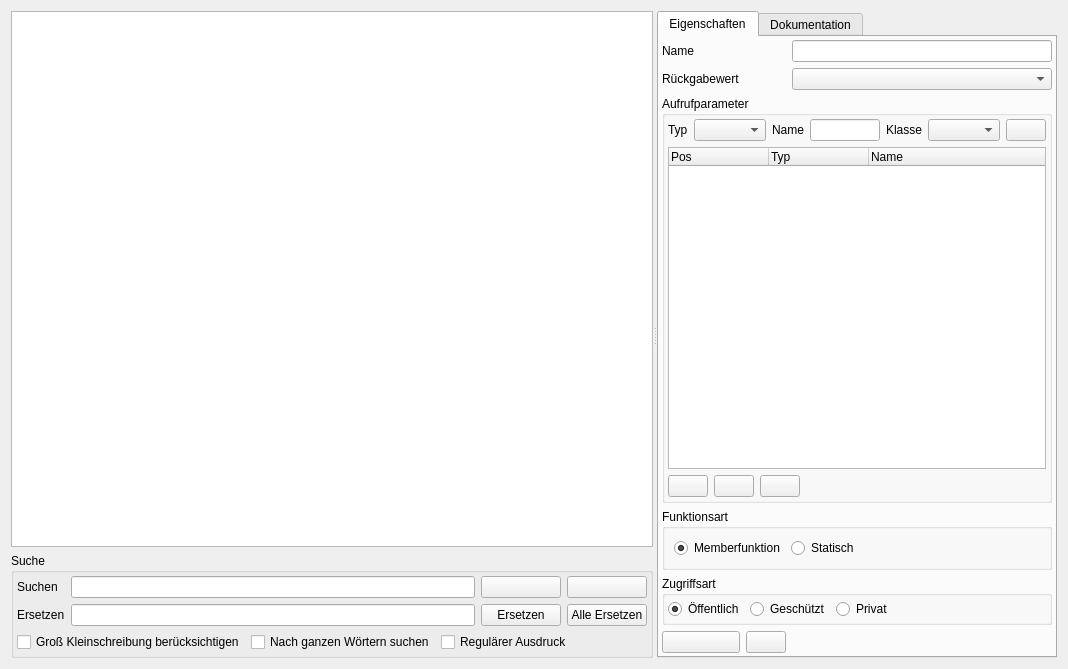
Above: guitools/wmsdevelopmentplatform/src/CwmsFunctionEditor.ui from WOGRA-AG/wms before the change. Below: the same form after it.
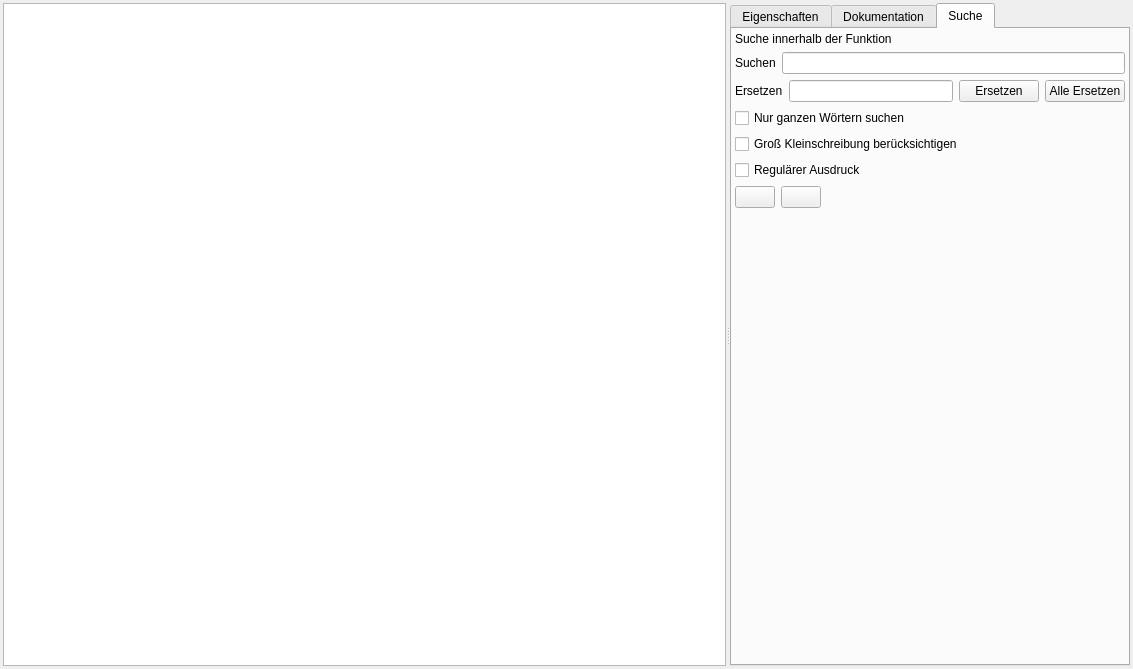
That is the form after the change. The open tabs and pages were chosen to show the change. Icons and pictures are not drawn. Custom widgets are drawn as their Qt base class.

Commit message: moved function editor to devplatform mainwindow. The scripting environment is no longer needed. Now you have everything in one mainwindow. removed not tested features like workflows from mainwindow. Added feature in class editor, that you are able to open baseclasses with double click from baseclass list.

```diff
--- a/guitools/wmsdevelopmentplatform/src/CwmsFunctionEditor.ui
+++ b/guitools/wmsdevelopmentplatform/src/CwmsFunctionEditor.ui
@@ -6,15 +6,27 @@
    <rect>
     <x>0</x>
     <y>0</y>
-    <width>1068</width>
+    <width>1133</width>
     <height>669</height>
    </rect>
   </property>
   <property name="windowTitle">
    <string>Funktionseditor</string>
   </property>
-  <layout class="QVBoxLayout" name="verticalLayout_2">
-   <item>
+  <layout class="QGridLayout" name="gridLayout_5">
+   <property name="leftMargin">
+    <number>3</number>
+   </property>
+   <property name="topMargin">
+    <number>3</number>
+   </property>
+   <property name="rightMargin">
+    <number>3</number>
+   </property>
+   <property name="bottomMargin">
+    <number>3</number>
+   </property>
+   <item row="0" column="0">
     <widget class="QSplitter" name="splitter">
      <property name="orientation">
       <enum>Qt::Horizontal</enum>
@@ -24,155 +36,6 @@
        <item>
         <widget class="JSEdit" name="m_pjsEditor"/>
        </item>
-       <item>
-        <widget class="QGroupBox" name="m_pqgbSearch">
-         <property name="sizePolicy">
-          <sizepolicy hsizetype="Expanding" vsizetype="Preferred">
-           <horstretch>0</horstretch>
-           <verstretch>0</verstretch>
-          </sizepolicy>
-         </property>
-         <property name="title">
-          <string>Suche</string>
-         </property>
-         <layout class="QVBoxLayout" name="verticalLayout_3">
-          <property name="leftMargin">
-           <number>3</number>
-          </property>
-          <property name="topMargin">
-           <number>3</number>
-          </property>
-          <property name="rightMargin">
-           <number>3</number>
-          </property>
-          <property name="bottomMargin">
-           <number>3</number>
-          </property>
-          <item>
-           <layout class="QGridLayout" name="gridLayout_5">
-            <item row="0" column="0">
-             <widget class="QLabel" name="label_6">
-              <property name="text">
-               <string>Suchen</string>
-              </property>
-             </widget>
-            </item>
-            <item row="0" column="1">
-             <widget class="QLineEdit" name="m_pqleSearch"/>
-            </item>
-            <item row="0" column="2">
-             <widget class="QPushButton" name="m_pqpbNext">
-              <property name="toolTip">
-               <string>NächsterTreffer</string>
-              </property>
-              <property name="text">
-               <string/>
-              </property>
-              <property name="icon">
-               <iconset resource="../resources/emresources.qrc">
-                <normaloff>:/icons/arrow-right24.png</normaloff>:/icons/arrow-right24.png</iconset>
-              </property>
-              <property name="iconSize">
-               <size>
-                <width>24</width>
-                <height>24</height>
-               </size>
-              </property>
-             </widget>
-            </item>
-            <item row="0" column="3">
-             <widget class="QPushButton" name="m_pqpbPRevious">
-              <property name="toolTip">
-               <string>Vorheriger Treffer</string>
-              </property>
-              <property name="text">
-               <string/>
-              </property>
-              <property name="icon">
-               <iconset resource="../resources/emresources.qrc">
-                <normaloff>:/icons/arrow-left24.png</normaloff>:/icons/arrow-left24.png</iconset>
-              </property>
-              <property name="iconSize">
-               <size>
-                <width>24</width>
-                <height>24</height>
-               </size>
-              </property>
-             </widget>
-            </item>
-            <item row="1" column="0">
-             <widget class="QLabel" name="label_7">
-              <property name="text">
-               <string>Ersetzen</string>
-              </property>
-             </widget>
-            </item>
-            <item row="1" column="1">
-             <widget class="QLineEdit" name="m_pqleReplace"/>
-            </item>
-            <item row="1" column="2">
-             <widget class="QPushButton" name="m_pqpbReplace">
-              <property name="toolTip">
-               <string>Ersetzen</string>
-              </property>
-              <property name="text">
-               <string>Ersetzen</string>
-              </property>
-             </widget>
-            </item>
-            <item row="1" column="3">
-             <widget class="QPushButton" name="m_pqpbReplaceAll">
-              <property name="toolTip">
-               <string>Alle Ersetzen</string>
-              </property>
-              <property name="text">
-               <string>Alle Ersetzen</string>
-              </property>
-             </widget>
-            </item>
-           </layout>
-          </item>
-          <item>
-           <layout class="QHBoxLayout" name="horizontalLayout">
-            <item>
-             <widget class="QCheckBox" name="m_pqchbCaseSensitive">
-              <property name="text">
-               <string>Groß Kleinschreibung berücksichtigen</string>
-              </property>
-             </widget>
-            </item>
-            <item>
-             <widget class="QCheckBox" name="m_pqchbWholeWord">
-              <property name="text">
-               <string>Nach ganzen Wörtern suchen</string>
-              </property>
-             </widget>
-            </item>
-            <item>
-             <widget class="QCheckBox" name="m_pqchbRegExp">
-              <property name="text">
-               <string>Regulärer Ausdruck</string>
-              </property>
-             </widget>
-            </item>
-            <item>
-             <spacer name="horizontalSpacer">
-              <property name="orientation">
-               <enum>Qt::Horizontal</enum>
-              </property>
-              <property name="sizeHint" stdset="0">
-               <size>
-                <width>40</width>
-                <height>20</height>
-               </size>
-              </property>
-             </spacer>
-            </item>
-           </layout>
-          </item>
-         </layout>
-        </widget>
-       </item>
       </layout>
      </widget>
      <widget class="QTabWidget" name="tabWidget">
@@ -215,7 +78,7 @@
           </property>
          </widget>
         </item>
-        <item row="0" column="2">
+        <item row="0" column="1">
          <widget class="QLineEdit" name="m_pqleName"/>
         </item>
         <item row="1" column="0">
@@ -225,10 +88,10 @@
           </property>
          </widget>
         </item>
-        <item row="1" column="2">
+        <item row="1" column="1">
          <widget class="QComboBox" name="m_pqcbReturnType"/>
         </item>
-        <item row="2" column="0" colspan="3">
+        <item row="2" column="0" colspan="2">
          <widget class="QGroupBox" name="groupBox">
           <property name="title">
            <string>Aufrufparameter</string>
@@ -387,7 +250,7 @@
           </layout>
          </widget>
         </item>
-        <item row="3" column="0" colspan="3">
+        <item row="3" column="0" colspan="2">
          <widget class="QGroupBox" name="m_pqgbFunctionType">
           <property name="title">
            <string>Funktionsart</string>
@@ -426,7 +289,7 @@
           </layout>
          </widget>
         </item>
-        <item row="4" column="0" colspan="3">
+        <item row="4" column="0" colspan="2">
          <widget class="QGroupBox" name="m_pqgbAccess">
           <property name="title">
            <string>Zugriffsart</string>
@@ -484,42 +347,119 @@
           </layout>
          </widget>
         </item>
-        <item row="5" column="0">
-         <widget class="QPushButton" name="m_pqpbRights">
-          <property name="text">
-           <string/>
-          </property>
-          <property name="icon">
-           <iconset resource="../resources/emresources.qrc">
-            <normaloff>:/icons/usermanager24.png</normaloff>:/icons/usermanager24.png</iconset>
-          </property>
-          <property name="iconSize">
-           <size>
-            <width>24</width>
-            <height>24</height>
-           </size>
-          </property>
-         </widget>
-        </item>
-        <item row="5" column="1">
-         <widget class="QPushButton" name="m_pqpbSyntaxCheck">
-          <property name="toolTip">
-           <string>Syntaxprüfung</string>
-          </property>
-          <property name="text">
-           <string/>
-          </property>
-          <property name="icon">
-           <iconset resource="../resources/emresources.qrc">
-            <normaloff>:/icons/articleunit.png</normaloff>:/icons/articleunit.png</iconset>
-          </property>
-          <property name="iconSize">
-           <size>
-            <width>24</width>
-            <height>24</height>
-           </size>
-          </property>
-         </widget>
+        <item row="5" column="0" colspan="2">
+         <layout class="QHBoxLayout" name="horizontalLayout_5">
+          <item>
+           <widget class="QPushButton" name="m_pqpbRights">
+            <property name="text">
+             <string/>
+            </property>
+            <property name="icon">
+             <iconset resource="../../../guilibraries/wmsgui/src/misc/wmsgui.qrc">
+              <normaloff>:/icons/usermanager24.png</normaloff>:/icons/usermanager24.png</iconset>
+            </property>
+            <property name="iconSize">
+             <size>
+              <width>24</width>
+              <height>24</height>
+             </size>
+            </property>
+           </widget>
+          </item>
+          <item>
+           <spacer name="horizontalSpacer_5">
+            <property name="orientation">
+             <enum>Qt::Horizontal</enum>
+            </property>
+            <property name="sizeHint" stdset="0">
+             <size>
+              <width>40</width>
+              <height>20</height>
+             </size>
+            </property>
+           </spacer>
+          </item>
+          <item>
+           <widget class="QPushButton" name="m_pqpbSyntaxCheck">
+            <property name="toolTip">
+             <string>Syntaxprüfung</string>
+            </property>
+            <property name="text">
+             <string/>
+            </property>
+            <property name="icon">
+             <iconset resource="../../../guilibraries/wmsgui/src/misc/wmsgui.qrc">
+              <normaloff>:/icons/articleunit.png</normaloff>:/icons/articleunit.png</iconset>
+            </property>
+            <property name="iconSize">
+             <size>
+              <width>24</width>
+              <height>24</height>
+             </size>
+            </property>
+           </widget>
+          </item>
+          <item>
+           <widget class="QPushButton" name="m_pqpbSave">
+            <property name="toolTip">
+             <string>Speichern</string>
+            </property>
+            <property name="text">
+             <string/>
+            </property>
+            <property name="icon">
+             <iconset resource="../../../guilibraries/wmsgui/src/misc/wmsgui.qrc">
+              <normaloff>:/icons/save24.png</normaloff>:/icons/save24.png</iconset>
+            </property>
+            <property name="iconSize">
+             <size>
+              <width>24</width>
+              <height>24</height>
+             </size>
+            </property>
+           </widget>
+          </item>
+          <item>
+           <widget class="QPushButton" name="m_pqpbDebug">
+            <property name="toolTip">
+             <string>Debuggen</string>
+            </property>
+            <property name="text">
+             <string/>
+            </property>
+            <property name="icon">
+             <iconset resource="../../../guilibraries/wmsgui/src/misc/wmsgui.qrc">
+              <normaloff>:/icons/print-preview.png</normaloff>:/icons/print-preview.png</iconset>
+            </property>
+            <property name="iconSize">
+             <size>
+              <width>24</width>
+              <height>24</height>
+             </size>
+            </property>
+           </widget>
+          </item>
+          <item>
+           <widget class="QPushButton" name="m_pqpbExecute">
+            <property name="toolTip">
+             <string>Ausführen</string>
+            </property>
+            <property name="text">
+             <string/>
+            </property>
+            <property name="icon">
+             <iconset resource="../../../guilibraries/wmsgui/src/misc/wmsgui.qrc">
+              <normaloff>:/icons/task-accepted.png</normaloff>:/icons/task-accepted.png</iconset>
+            </property>
+            <property name="iconSize">
+             <size>
+              <width>24</width>
+              <height>24</height>
+             </size>
+            </property>
+           </widget>
+          </item>
+         </layout>
         </item>
        </layout>
       </widget>
@@ -617,6 +557,175 @@
         </item>
        </layout>
       </widget>
+      <widget class="QWidget" name="m_pqwSearch">
+       <attribute name="title">
+        <string>Suche</string>
+       </attribute>
+       <layout class="QVBoxLayout" name="verticalLayout_2">
+        <property name="leftMargin">
+         <number>3</number>
+        </property>
+        <property name="topMargin">
+         <number>3</number>
+        </property>
+        <property name="rightMargin">
+         <number>3</number>
+        </property>
+        <property name="bottomMargin">
+         <number>3</number>
+        </property>
+        <item>
+         <widget class="QLabel" name="label_8">
+          <property name="text">
+           <string>Suche innerhalb der Funktion</string>
+          </property>
+         </widget>
+        </item>
+        <item>
+         <layout class="QHBoxLayout" name="horizontalLayout_9">
+          <item>
+           <widget class="QLabel" name="label_6">
+            <property name="text">
+             <string>Suchen</string>
+            </property>
+           </widget>
+          </item>
+          <item>
+           <widget class="QLineEdit" name="m_pqleSearch"/>
+          </item>
+         </layout>
+        </item>
+        <item>
+         <layout class="QHBoxLayout" name="horizontalLayout_8">
+          <item>
+           <widget class="QLabel" name="label_7">
+            <property name="text">
+             <string>Ersetzen</string>
+            </property>
+           </widget>
+          </item>
+          <item>
+           <widget class="QLineEdit" name="m_pqleReplace"/>
+          </item>
+          <item>
+           <widget class="QPushButton" name="m_pqpbReplace">
+            <property name="toolTip">
+             <string>Ersetzen</string>
+            </property>
+            <property name="text">
+             <string>Ersetzen</string>
+            </property>
+           </widget>
+          </item>
+          <item>
+           <widget class="QPushButton" name="m_pqpbReplaceAll">
+            <property name="toolTip">
+             <string>Alle Ersetzen</string>
+            </property>
+            <property name="text">
+             <string>Alle Ersetzen</string>
+            </property>
+           </widget>
+          </item>
+         </layout>
+        </item>
+        <item>
+         <layout class="QVBoxLayout" name="verticalLayout_3">
+          <item>
+           <widget class="QCheckBox" name="m_pqchbWholeWord">
+            <property name="text">
+             <string>Nur ganzen Wörtern suchen</string>
+            </property>
+           </widget>
+          </item>
+          <item>
+           <widget class="QCheckBox" name="m_pqchbCaseSensitive">
+            <property name="text">
+             <string>Groß Kleinschreibung berücksichtigen</string>
+            </property>
+           </widget>
+          </item>
+          <item>
+           <widget class="QCheckBox" name="m_pqchbRegExp">
+            <property name="text">
+             <string>Regulärer Ausdruck</string>
+            </property>
+           </widget>
+          </item>
+         </layout>
+        </item>
+        <item>
+         <layout class="QHBoxLayout" name="horizontalLayout_7">
+          <item>
+           <widget class="QPushButton" name="m_pqpbNext">
+            <property name="toolTip">
+             <string>NächsterTreffer</string>
+            </property>
+            <property name="text">
+             <string/>
+            </property>
+            <property name="icon">
+             <iconset resource="../../../guilibraries/wmsgui/src/misc/wmsgui.qrc">
+              <normaloff>:/icons/arrow-right24.png</normaloff>:/icons/arrow-right24.png</iconset>
+            </property>
+            <property name="iconSize">
+             <size>
+              <width>24</width>
+              <height>24</height>
+             </size>
+            </property>
+           </widget>
+          </item>
+          <item>
+           <widget class="QPushButton" name="m_pqpbPRevious">
+            <property name="toolTip">
+             <string>Vorheriger Treffer</string>
+            </property>
+            <property name="text">
+             <string/>
+            </property>
+            <property name="icon">
+             <iconset resource="../../../guilibraries/wmsgui/src/misc/wmsgui.qrc">
+              <normaloff>:/icons/arrow-left24.png</normaloff>:/icons/arrow-left24.png</iconset>
+            </property>
+            <property name="iconSize">
+             <size>
+              <width>24</width>
+              <height>24</height>
+             </size>
+            </property>
+           </widget>
+          </item>
+          <item>
+           <spacer name="horizontalSpacer_6">
+            <property name="orientation">
+             <enum>Qt::Horizontal</enum>
+            </property>
+            <property name="sizeHint" stdset="0">
+             <size>
+              <width>40</width>
+              <height>20</height>
+             </size>
+            </property>
+           </spacer>
+          </item>
+         </layout>
+        </item>
+        <item>
+         <spacer name="verticalSpacer">
+          <property name="orientation">
+           <enum>Qt::Vertical</enum>
+          </property>
+          <property name="sizeHint" stdset="0">
+           <size>
+            <width>20</width>
+            <height>40</height>
+           </size>
+          </property>
+         </spacer>
+        </item>
+       </layout>
+      </widget>
      </widget>
     </widget>
    </item>
```
Left out of the diff: 131 changed lines with no effect on the pictures. The commit also changes 13 other files.
